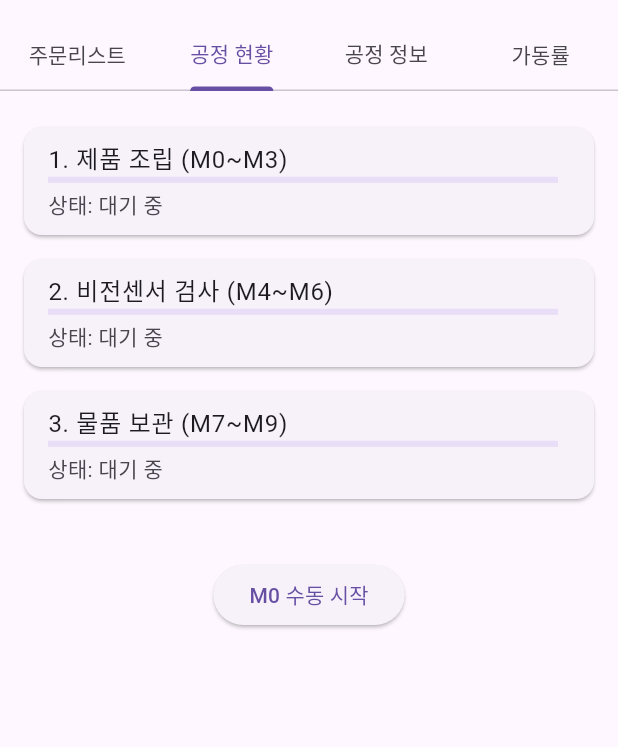
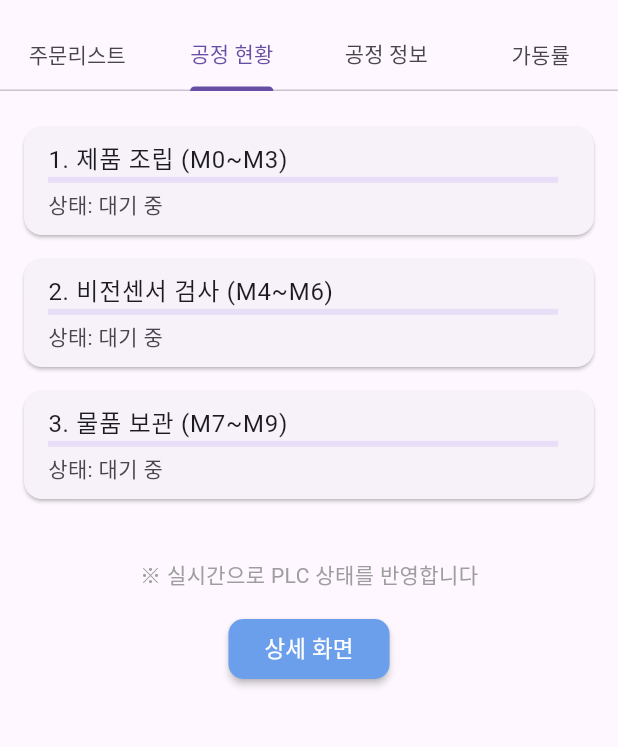
Before and after one commit to HwangOzz/vision_flutter, a Flutter app: the Orderlistpage screen opened directly, tab 2 chosen, on a phone screen of 412 x 824 dp, the part 65-812 px from its top. Run offline on Flutter 3.47's test engine with Material 3 defaults, Android fonts, the phone set to English and light mode, and no system bars; our stand-ins replace cloud_firestore, firebase_core, google_fonts; missing offline and left inert: flutter_mjpeg, mobile_scanner; accounts and stored records are empty; network calls fail.

Commit message:
4.01 마무리

```diff
--- a/lib/screens/homescreen.dart
+++ b/lib/screens/homescreen.dart
@@ -93,7 +93,7 @@ class _HomescreenState extends State<Homescreen> {
                   '조원 : 남현수\nSCADA',
                   '조원 : 임윤재\nSCADA',
                   '조원 : 황성현\nSCADA',
-                  '조원 : 권익환\nSCADA',
+                  '조원 : 권익한\nSCADA',
                   '조원 : 이경준\nSCADA',
                 ],
               ),
@@ -237,8 +237,8 @@ class _HomescreenState extends State<Homescreen> {
           if (_showBoundaryLine)
             Positioned(bottom: -15, left: 120, child: Boundaryline()),
           Positioned(
-            top: 30,
-            right: 16,
+            top: 40, // 상태바 아래 여백
+            left: 16,
             child: IconButton(
               icon: Icon(
                 Icons.arrow_back,
--- a/lib/screens/messcreens/orderlistpage.dart
+++ b/lib/screens/messcreens/orderlistpage.dart
@@ -2,9 +2,11 @@ import 'package:flutter/material.dart';
 import 'package:cloud_firestore/cloud_firestore.dart';
 import 'package:vision_flutter/screens/messcreens/processinfotab.dart';
 import 'package:vision_flutter/screens/messcreens/processdetail.dart';
-import 'package:vision_flutter/screens/messcreens/processpageview.dart';
+import 'package:vision_flutter/screens/messcreens/processpageview1.dart';
 import 'dart:async';
 import 'package:vision_flutter/widgets/remainingtime.dart';
+import 'package:http/http.dart' as http;
+import 'dart:convert';
 
 class Orderlistpage extends StatefulWidget {
   const Orderlistpage({super.key});
@@ -67,12 +69,38 @@ class _OrderlistpageState extends State<Orderlistpage> {
               .get();
 
       if (waiting.docs.isNotEmpty) {
+        print("🟢 주문 감지됨, 공정 시작으로 업데이트");
+
         final doc = waiting.docs.first;
         await orders.doc(doc.id).update({
           'status': '공정 중',
           'processingStarted': now,
         });
-        print('업데이트 됨: ${doc.id} → 공정 중');
+
+        try {
+          final response = await http.post(
+            Uri.parse("http://192.168.0.126:5000/set_bit"),
+            headers: {"Content-Type": "application/json"},
+            body: jsonEncode({"address": "M0", "value": 1}),
+          );
+          print('📤 M0 ON 요청 완료: ${response.body}');
+
+          // 4초 후 자동 OFF
+          Future.delayed(Duration(seconds: 6), () async {
+            try {
+              final offResponse = await http.post(
+                Uri.parse("http://192.168.0.126:5000/set_bit"),
+                headers: {"Content-Type": "application/json"},
+                body: jsonEncode({"address": "M0", "value": 0}),
+              );
+              print('📴 M0 OFF 요청 완료: ${offResponse.body}');
+            } catch (e) {
+              print("❌ M0 OFF 실패: $e");
+            }
+          });
+        } catch (e) {
+          print("❌ M0 전송 실패: $e");
+        }
       }
     });
   }
@@ -360,3 +388,6 @@ class _OrderlistpageState extends State<Orderlistpage> {
     );
   }
 }
+
+//주문 하나 들어갔을때 PLC랑 연동해서 1개만 들어가도록 한번해볼까..? 제품군과 주문추가
+//눌렸을때
--- /dev/null
+++ b/lib/screens/messcreens/processpageview1.dart
@@ -0,0 +1,151 @@
+import 'package:flutter/material.dart';
+import 'package:http/http.dart' as http;
+import 'dart:convert';
+import 'package:vision_flutter/screens/messcreens/pageviewdetail.dart';
+
+class ProcessSimulationPage extends StatefulWidget {
+  @override
+  _ProcessSimulationPageState createState() => _ProcessSimulationPageState();
+}
+
+class _ProcessSimulationPageState extends State<ProcessSimulationPage> {
+  final String serverUrl = "http://192.168.0.126:5000"; // Flask 서버 주소
+  List<bool> mBits = List.filled(10, false); // M0 ~ M9 상태 저장
+  bool isFetching = false; // 상태 요청 중 여부
+  List<bool> mBitsCompleted = List.filled(10, false);
+  bool _isDisposed = false;
+
+  @override
+  void initState() {
+    super.initState();
+    fetchMBitStates(); // 시작 시 M 비트 상태 가져오기
+  }
+
+  // PLC 서버에서 M 비트 상태를 가져오는 함수
+  @override
+  void dispose() {
+    _isDisposed = true;
+    super.dispose();
+  }
+
+  Future<void> fetchMBitStates() async {
+    if (isFetching || _isDisposed) return;
+    isFetching = true;
+
+    try {
+      final response = await http.get(Uri.parse("$serverUrl/get_m_bits"));
+      final data = jsonDecode(response.body);
+
+      if (!mounted) return; // <- 여기서 먼저 체크!
+
+      setState(() {
+        for (int i = 0; i < 10; i++) {
+          bool currentState = data["M$i"] == 1;
+          mBits[i] = currentState;
+          if (currentState) {
+            mBitsCompleted[i] = true;
+
+            // ✅ 현재 켜진 M 비트보다 앞에 있는 비트들도 자동 완료 처리
+            for (int j = 0; j < i; j++) {
+              mBitsCompleted[j] = true;
+            }
+          }
+        }
+
+        // ✅ M9 들어오면 초기화
+        if (data["M9"] == 1) {
+          mBitsCompleted = List.filled(10, false);
+          print("🔁 M9 감지됨 → 공정 초기화됨");
+        }
+      });
+    } catch (e) {
+      print("❌ M 비트 상태 조회 실패: $e");
+    }
+
+    isFetching = false;
+    if (!_isDisposed) {
+      Future.delayed(Duration(seconds: 1), fetchMBitStates);
+    }
+  }
+
+  double _getProgressForRange(int start, int end) {
+    int total = end - start + 1;
+    int active =
+        mBitsCompleted.sublist(start, end + 1).where((bit) => bit).length;
+    return active / total;
+  }
+
+  String _getStatusForRange(int start, int end) {
+    int active =
+        mBitsCompleted.sublist(start, end + 1).where((bit) => bit).length;
+    if (active == 0) return "대기 중";
+    if (active < (end - start + 1)) return "진행 중";
+    return "완료";
+  }
+
+  Widget _buildProcessCard(String title, int start, int end) {
+    double progress = _getProgressForRange(start, end);
+    String status = _getStatusForRange(start, end);
+
+    return Card(
+      margin: EdgeInsets.symmetric(vertical: 8),
+      child: ListTile(
+        title: Text(title),
+        subtitle: Column(
+          crossAxisAlignment: CrossAxisAlignment.start,
+          children: [
+            LinearProgressIndicator(value: progress),
+            SizedBox(height: 4),
+            Text("상태: $status"),
+          ],
+        ),
+      ),
+    );
+  }
+
+  @override
+  Widget build(BuildContext context) {
+    return Scaffold(
+      body: Padding(
+        padding: const EdgeInsets.all(16.0),
+        child: Column(
+          children: [
+            _buildProcessCard("1. 제품 조립 (M0~M3)", 0, 3),
+            _buildProcessCard("2. 비전센서 검사 (M4~M6)", 4, 6),
+            _buildProcessCard("3. 물품 보관 (M7~M9)", 7, 8),
+            SizedBox(height: 32),
+            Text(
+              "※ 실시간으로 PLC 상태를 반영합니다",
+              style: TextStyle(fontSize: 14, color: Colors.grey),
+            ),
+            SizedBox(height: 15),
+            ElevatedButton(
+              style: ButtonStyle(
+                elevation: WidgetStatePropertyAll(2),
+                shape: WidgetStatePropertyAll(
+                  RoundedRectangleBorder(
+                    borderRadius: BorderRadius.all(Radius.circular(10)),
+                  ),
+                ),
+                backgroundColor: WidgetStatePropertyAll(
+                  const Color.fromARGB(255, 107, 159, 236),
+                ),
+                foregroundColor: WidgetStatePropertyAll(Colors.white),
+              ),
+              onPressed: () {
+                Navigator.push(
+                  context,
+                  MaterialPageRoute(builder: (context) => PageViewDetail()),
+                );
+              },
+              child: Text(
+                '상세 화면',
+                style: TextStyle(fontSize: 15, fontWeight: FontWeight.w500),
+              ),
+            ),
+          ],
+        ),
+      ),
+    );
+  }
+}
```
Also changed, not shown: lib/screens/developscreens/developmentprocess.dart (+1 -13 lines), lib/screens/developscreens/showpagescreen.dart (+31 -6 lines), lib/screens/messcreens/pageviewdetail.dart (added, +15 -0 lines), lib/screens/plc_control_screen.dart (+59 -36 lines), lib/widgets/developwidgets/expandedcontentwidget.dart (+38 -14 lines), lib/widgets/developwidgets/locationwidget.dart (+0 -12 lines), assets/backgroundimage.png (added), 1 other file.
